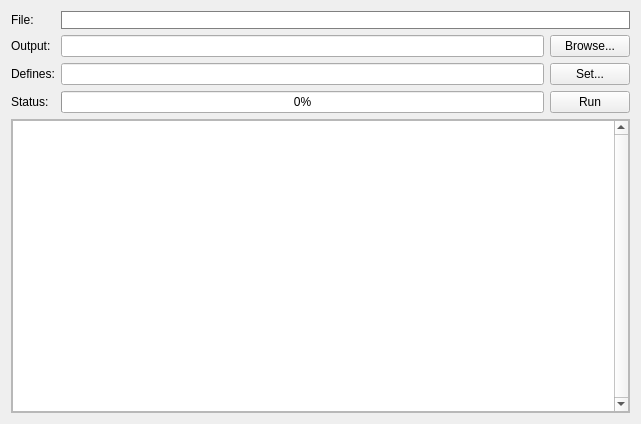
torrentg/ccruncher, file src/gui/SimulationWidget.ui: the form before one commit.
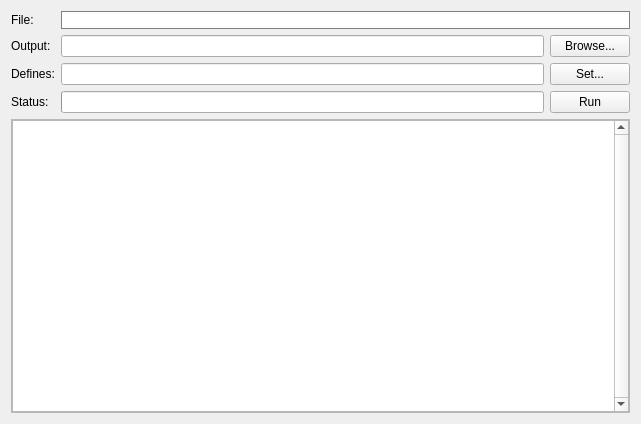
The form after the commit. Custom widgets are drawn as their Qt base class.

```diff
--- a/src/gui/SimulationWidget.ui
+++ b/src/gui/SimulationWidget.ui
@@ -70,9 +70,6 @@
      </item>
      <item row="3" column="1">
       <widget class="QProgressBar" name="progress">
-       <property name="value">
-        <number>0</number>
-       </property>
        <property name="alignment">
         <set>Qt::AlignCenter</set>
        </property>
```
